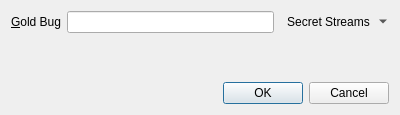
Qt form branches/trunk/UI/spot-on-goldbug.ui (textbrowser/spot-on) before a commit.
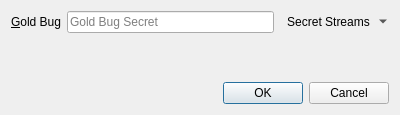
The same form after that commit. Icons and pictures are not drawn.

The edit to the form file:
```diff
--- a/branches/trunk/UI/spot-on-goldbug.ui
+++ b/branches/trunk/UI/spot-on-goldbug.ui
@@ -35,6 +35,9 @@
        <property name="echoMode">
         <enum>QLineEdit::Password</enum>
        </property>
+       <property name="placeholderText">
+        <string>Gold Bug Secret</string>
+       </property>
       </widget>
      </item>
      <item>
```
